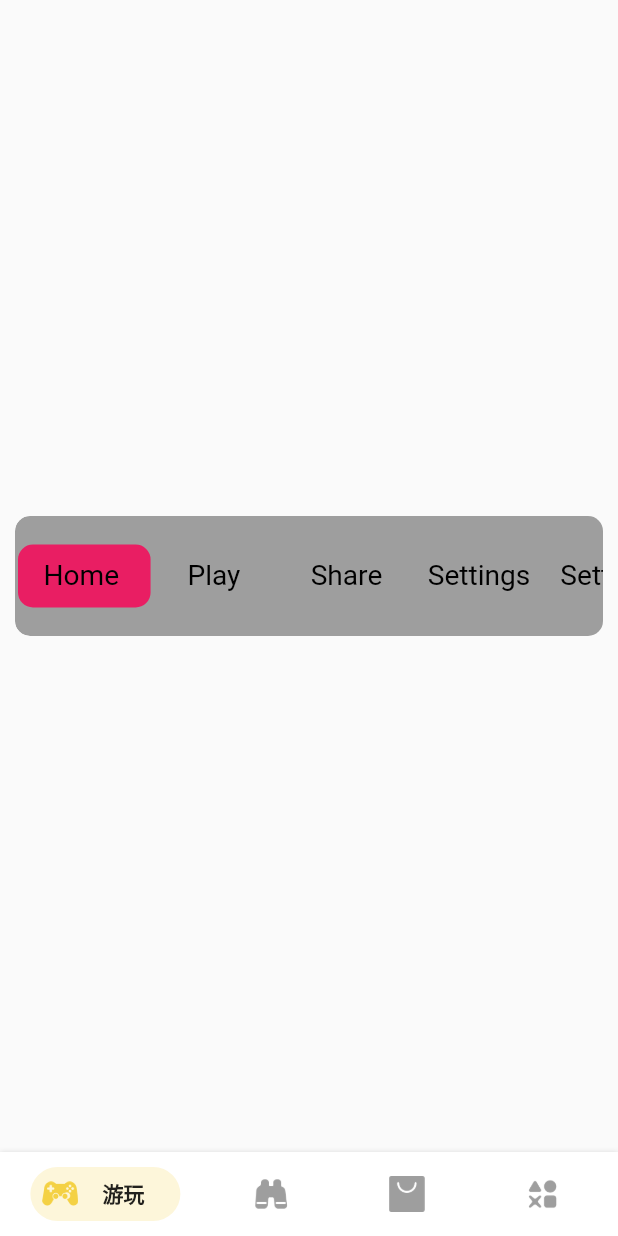
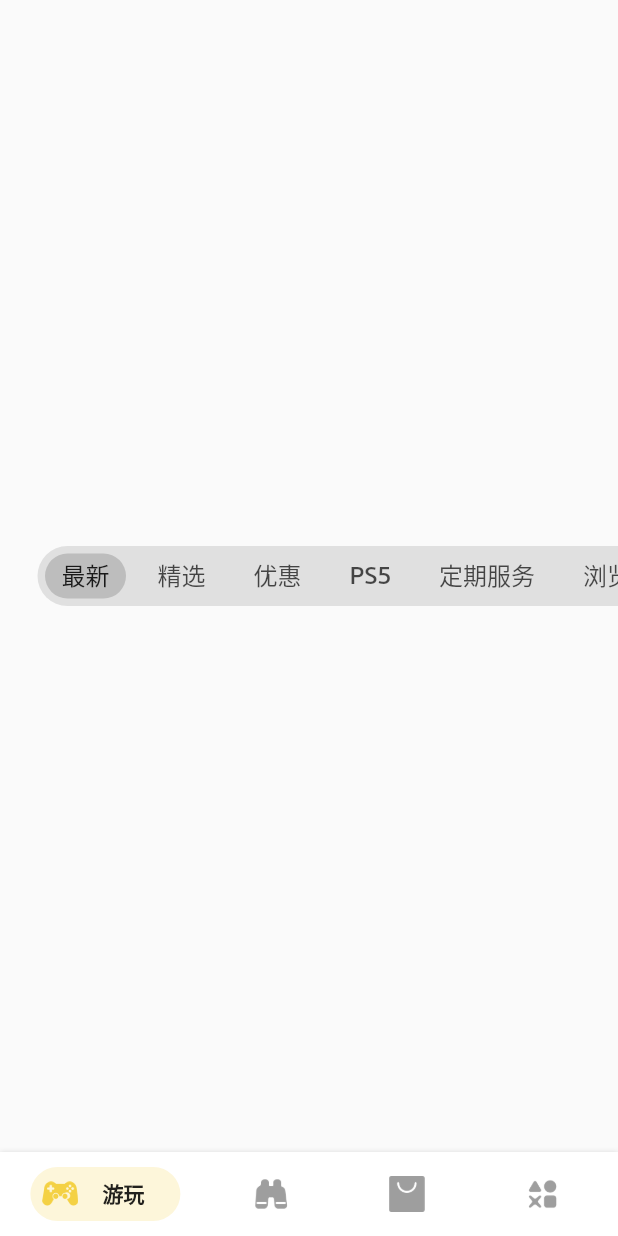
Before and after one commit to yu502950715yang/flutter_demo, a Flutter app: the screen it shows after launch, swiped to page 2, on a phone screen of 412 x 824 dp. Run offline on Flutter 3.47's test engine with Material 2 defaults, Android fonts, the phone set to English and light mode, and no system bars; our stand-ins replace cached_network_image; network calls fail; Roboto replaces fonts that are missing (SFProRounded).

Commit message:
自定义PsTabbar

```diff
--- a/lib/common/app_theme.dart
+++ b/lib/common/app_theme.dart
@@ -1,5 +1,6 @@
 import 'package:flutter/material.dart';
 import 'package:flutter_demo/common/color/circular_progress_colors.dart';
+import 'package:flutter_demo/common/color/container_colors.dart';
 import 'package:flutter_demo/utils/hex_color.dart';
 
 class AppTheme {
@@ -27,6 +28,7 @@ class AppTheme {
     iconTheme: const IconThemeData(color: Colors.grey),
     extensions: <ThemeExtension<dynamic>>[
       CircularProcessColors.light,
+      ContainerColors.light,
     ],
   );
 
@@ -48,6 +50,7 @@ class AppTheme {
     ),
     extensions: <ThemeExtension<dynamic>>[
       CircularProcessColors.dark,
+      ContainerColors.dark,
     ],
   );
 }
--- /dev/null
+++ b/lib/common/color/container_colors.dart
@@ -0,0 +1,40 @@
+import 'package:flutter/material.dart';
+
+class ContainerColors extends ThemeExtension<ContainerColors> {
+  static final light = ContainerColors(
+    background: Colors.grey.shade300,
+    secoundBackground: Colors.grey.shade400,
+  );
+  static final dark = ContainerColors(
+    background: Colors.black,
+    secoundBackground: Colors.grey.shade800,
+  );
+
+  const ContainerColors({
+    required this.background,
+    required this.secoundBackground,
+  });
+
+  final Color? background;
+  final Color? secoundBackground;
+
+  @override
+  ThemeExtension<ContainerColors> copyWith(
+      {Color? background, Color? secoundBackground}) {
+    return ContainerColors(
+        background: this.background, secoundBackground: this.secoundBackground);
+  }
+
+  @override
+  ThemeExtension<ContainerColors> lerp(
+      covariant ThemeExtension<ContainerColors>? other, double t) {
+    if (other is! ContainerColors) {
+      return this;
+    }
+    return ContainerColors(
+      background: Color.lerp(background, other.background, t),
+      secoundBackground:
+          Color.lerp(secoundBackground, other.secoundBackground, t),
+    );
+  }
+}
--- a/lib/pages/explore/explore_page.dart
+++ b/lib/pages/explore/explore_page.dart
@@ -1,5 +1,5 @@
 import 'package:flutter/material.dart';
-import 'package:flutter_demo/widgets/tabbar/cupertino_tab_bar.dart';
+import 'package:flutter_demo/widgets/tabbar/ps_tabbar.dart';
 
 class ExplorePage extends StatefulWidget {
   const ExplorePage({super.key});
@@ -8,111 +8,54 @@ class ExplorePage extends StatefulWidget {
   State<ExplorePage> createState() => _ExplorePageState();
 }
 
-class _ExplorePageState extends State<ExplorePage> {
+class _ExplorePageState extends State<ExplorePage>
+    with SingleTickerProviderStateMixin {
   int _currentIndex = 0;
+  late TabController _tabController;
+  final List<String> _tabs = [
+    '最新',
+    '精选',
+    '优惠',
+    'PS5',
+    '定期服务',
+    '浏览',
+    '最新',
+    '精选',
+    '优惠',
+    'PS5',
+    '定期服务',
+    '浏览'
+  ];
+
+  @override
+  void initState() {
+    super.initState();
+    _tabController = TabController(length: _tabs.length, vsync: this);
+  }
+
+  @override
+  void dispose() {
+    _tabController.dispose();
+    super.dispose();
+  }
 
   @override
   Widget build(BuildContext context) {
     return SafeArea(
       child: Center(
-        child: SizedBox(
-          width: double.infinity,
-          height: 80,
-          child: CupertinoTabBar(
-              backgroundColor: Colors.grey,
-              foregroundColor: Colors.pink,
-              widgets: const [
-                Text(
-                  "Home",
-                  style: TextStyle(
-                    color: Colors.black,
-                    fontSize: 18.75,
-                    fontWeight: FontWeight.w400,
-                    fontFamily: "SFProRounded",
-                  ),
-                  textAlign: TextAlign.center,
-                ),
-                Text(
-                  "Play",
-                  style: TextStyle(
-                    color: Colors.black,
-                    fontSize: 18.75,
-                    fontWeight: FontWeight.w400,
-                    fontFamily: "SFProRounded",
-                  ),
-                  textAlign: TextAlign.center,
-                ),
-                Text(
-                  "Share",
-                  style: TextStyle(
-                    color: Colors.black,
-                    fontSize: 18.75,
-                    fontWeight: FontWeight.w400,
-                    fontFamily: "SFProRounded",
-                  ),
-                  textAlign: TextAlign.center,
-                ),
-                Text(
-                  "Settings",
-                  style: TextStyle(
-                    color: Colors.black,
-                    fontSize: 18.75,
-                    fontWeight: FontWeight.w400,
-                    fontFamily: "SFProRounded",
-                  ),
-                  textAlign: TextAlign.center,
-                ),
-                Text(
-                  "Settings",
-                  style: TextStyle(
-                    color: Colors.black,
-                    fontSize: 18.75,
-                    fontWeight: FontWeight.w400,
-                    fontFamily: "SFProRounded",
-                  ),
-                  textAlign: TextAlign.center,
-                ),
-                Text(
-                  "Settings",
-                  style: TextStyle(
-                    color: Colors.black,
-                    fontSize: 18.75,
-                    fontWeight: FontWeight.w400,
-                    fontFamily: "SFProRounded",
-                  ),
-                  textAlign: TextAlign.center,
-                ),
-                Text(
-                  "Settings",
-                  style: TextStyle(
-                    color: Colors.black,
-                    fontSize: 18.75,
-                    fontWeight: FontWeight.w400,
-                    fontFamily: "SFProRounded",
-                  ),
-                  textAlign: TextAlign.center,
-                ),
-                Text(
-                  "Settings",
-                  style: TextStyle(
-                    color: Colors.black,
-                    fontSize: 18.75,
-                    fontWeight: FontWeight.w400,
-                    fontFamily: "SFProRounded",
-                  ),
-                  textAlign: TextAlign.center,
-                ),
-              ],
-              valueGetter: _valueGetter,
-              onTap: _onTap,
-              useShadow: false,
-              allowScrollable: true,
-              fittedWhenScrollable: true
-              // innerHorizontalPadding: 5,
-              ),
-        ),
-      ),
+          child: PsTabBar(
+        tabs: _tabs,
+        tabController: _tabController,
+      )),
     );
+  }
+
+  List<Widget> _buildTabs() {
+    return _tabs.map((s) {
+      return Tab(
+        text: s,
+      );
+    }).toList();
   }
 
   int _valueGetter() {
--- /dev/null
+++ b/lib/widgets/tabbar/ps_tabbar.dart
@@ -0,0 +1,67 @@
+import 'package:flutter/material.dart';
+import 'package:flutter_demo/common/color/container_colors.dart';
+
+class PsTabBar extends StatelessWidget {
+  final List<String> tabs;
+
+  final TabController tabController;
+
+  final double width;
+
+  final double height;
+
+  final double borderRadius;
+
+  /// tabbar左右边距
+  final double paddingHorizontal;
+
+  const PsTabBar(
+      {super.key,
+      required this.tabs,
+      required this.tabController,
+      this.width = double.infinity,
+      this.height = 40,
+      this.borderRadius = 20,
+      this.paddingHorizontal = 25});
+
+  @override
+  Widget build(BuildContext context) {
+    final containerColors = Theme.of(context).extension<ContainerColors>();
+
+    return SizedBox(
+      width: width,
+      height: height,
+      child: SingleChildScrollView(
+        scrollDirection: Axis.horizontal,
+        padding: EdgeInsets.symmetric(horizontal: paddingHorizontal),
+        child: Container(
+          clipBehavior: Clip.antiAlias,
+          decoration: BoxDecoration(
+            color: containerColors!.background,
+            borderRadius: BorderRadius.circular(borderRadius),
+          ),
+          child: TabBar(
+            tabs: _buildTabs(),
+            controller: tabController,
+            isScrollable: true,
+            indicator: BoxDecoration(
+                borderRadius: BorderRadius.all(Radius.circular(borderRadius)),
+                color: containerColors.secoundBackground),
+            indicatorPadding: const EdgeInsets.all(5),
+            labelStyle: const TextStyle(fontSize: 16),
+            // 水波纹圆角设置，保证看起来与边框圆角一致
+            splashBorderRadius: BorderRadius.all(Radius.circular(borderRadius)),
+          ),
+        ),
+      ),
+    );
+  }
+
+  List<Widget> _buildTabs() {
+    return tabs.map((s) {
+      return Tab(
+        text: s,
+      );
+    }).toList();
+  }
+}
```
